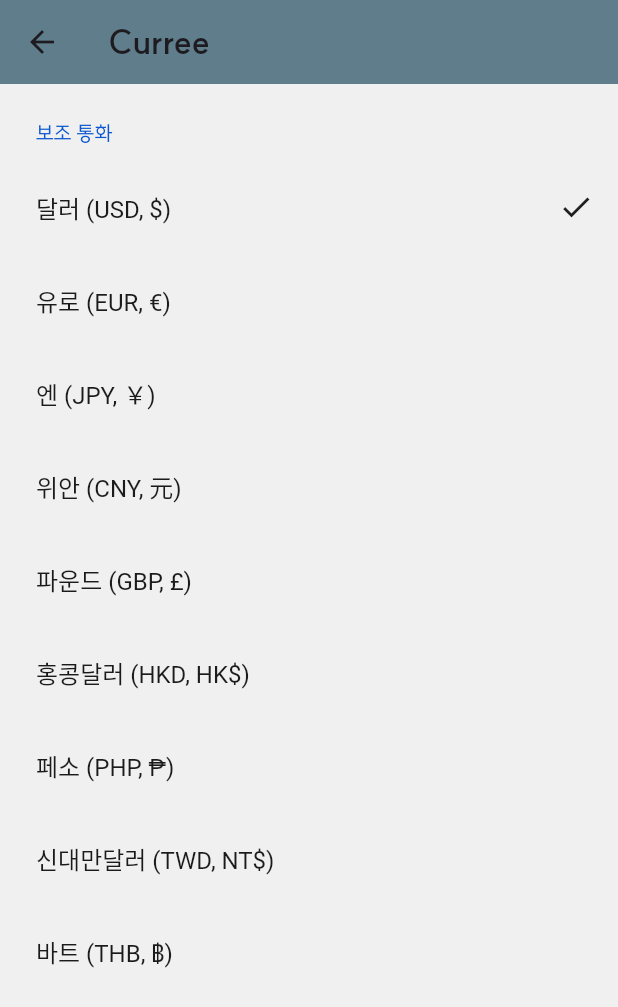
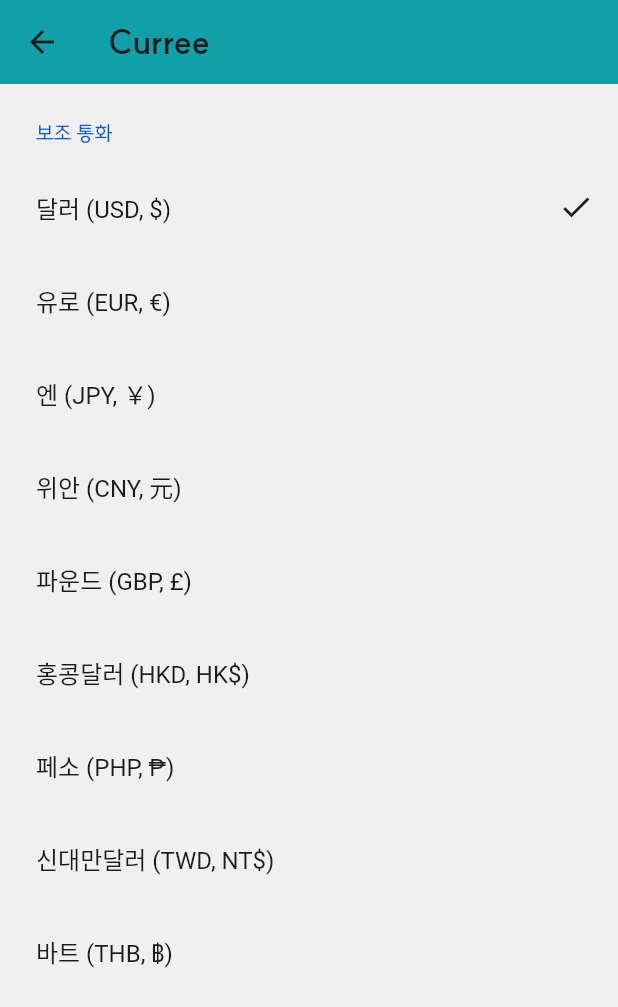
Before and after one commit to ehdl0515/Curree, a Flutter app: the SettingCurrencyListScreen screen opened directly, on a phone screen of 412 x 824 dp. Shown: the top 1007 px of the screen. Run offline on Flutter 3.47's test engine with Material 3 defaults, Android fonts, the phone set to English and light mode, and no system bars; drawn by our look-alikes of settings_ui; our stand-ins replace auto_size_text, device_info_plus, flutter_dotenv, flutter_native_splash, flutter_svg, logger; network calls fail; project files that could hold a hidden picture were left out.

Commit message:
[MOD (lib)] setting_screen appbar color 변경

```diff
--- a/curree/lib/screens/setting_currency_list_screen.dart
+++ b/curree/lib/screens/setting_currency_list_screen.dart
@@ -25,7 +25,7 @@ class _SettingCurrencyListScreenState extends State<SettingCurrencyListScreen> {
 
     return Scaffold(
       appBar: AppBar(
-        backgroundColor: Colors.blueGrey,
+        backgroundColor: const Color(0xff119fa8),
         title: const Text("Curree", style: TextStyle(fontWeight: FontWeight.bold,),),
       ),
       body: SettingsList(
--- a/curree/lib/screens/setting_main_currency_screen.dart
+++ b/curree/lib/screens/setting_main_currency_screen.dart
@@ -35,7 +35,7 @@ class _SettingMainCurrencyScreenState extends State<SettingMainCurrencyScreen> {
 
     return Scaffold(
       appBar: AppBar(
-        backgroundColor: Colors.blueGrey,
+        backgroundColor: const Color(0xff119fa8),
         title: const Text("Curree", style: TextStyle(fontWeight: FontWeight.bold, fontSize: 14),),
       ),
       body: SettingsList(
```
